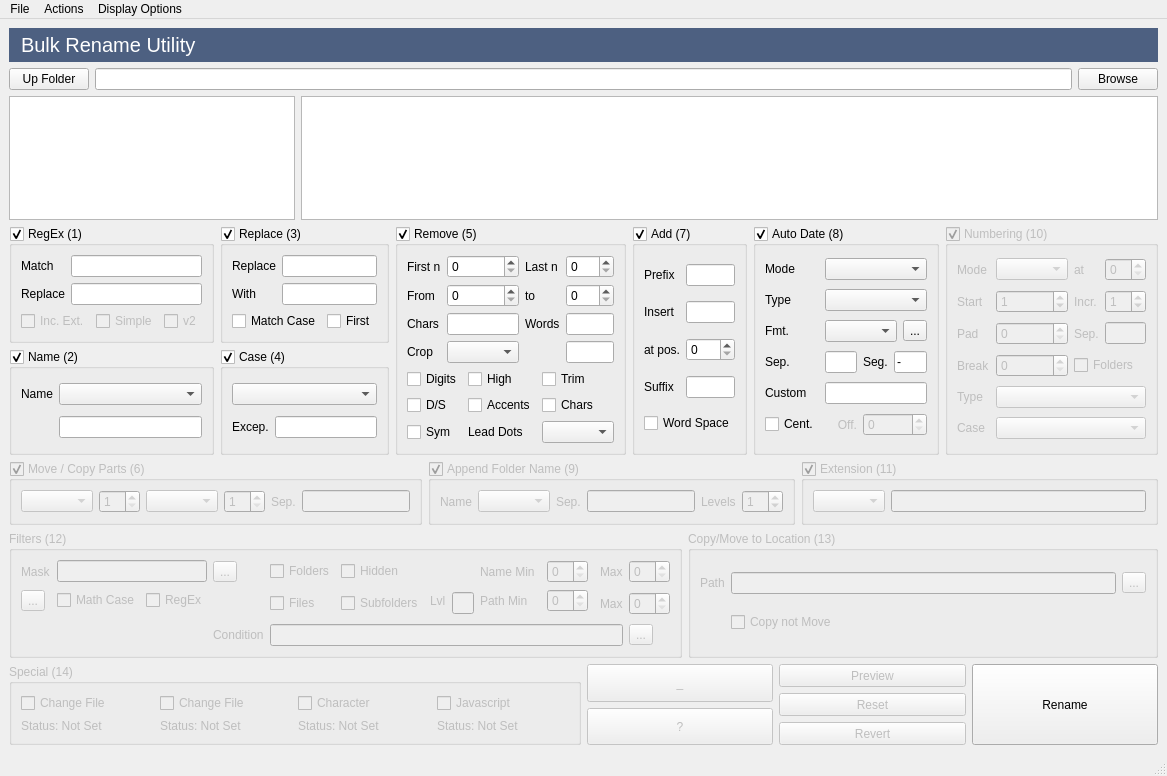
Before: the Qt Designer form mainWindow.ui in ManbirJudge/bullk-file-rename-utility, drawn with Qt 5.
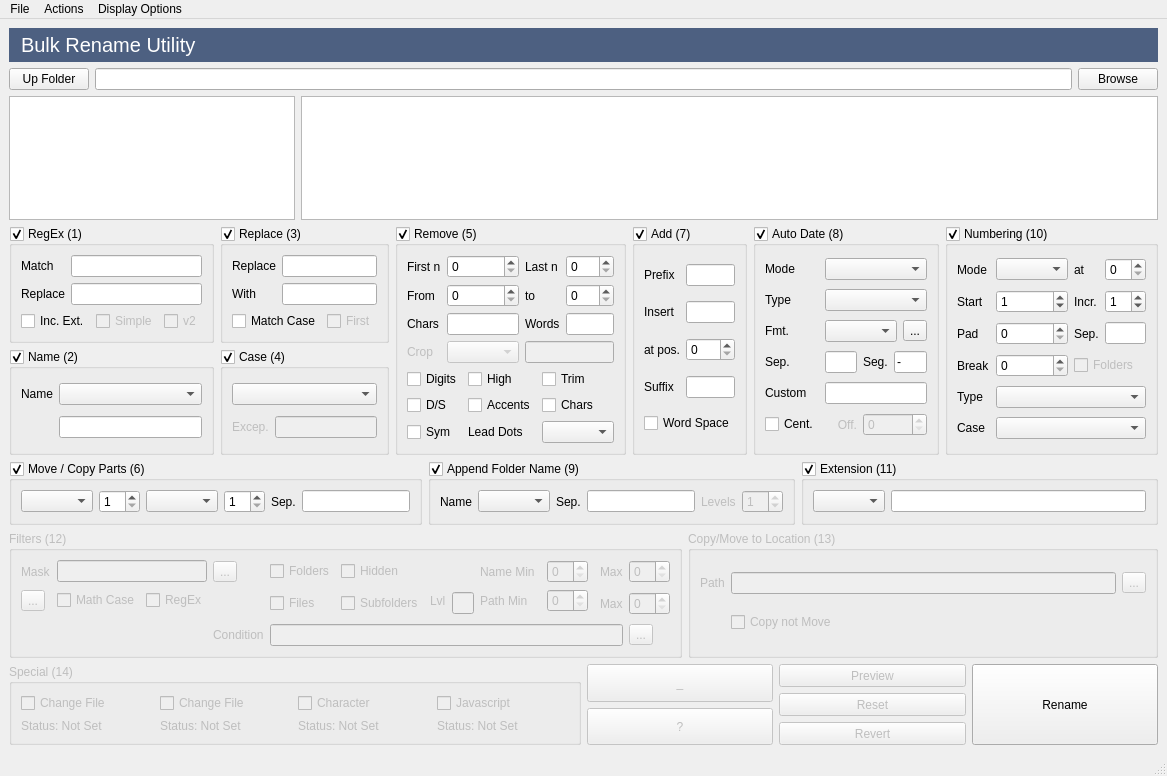
After: the same form once the commit is applied. Icons and pictures are not drawn.

The edit to the form file:
```diff
--- a/mainWindow.ui
+++ b/mainWindow.ui
@@ -17,6 +17,9 @@
    <layout class="QVBoxLayout" name="verticalLayout" stretch="0,0,2,3">
     <item>
      <widget class="QLabel" name="titleLabel">
+      <property name="enabled">
+       <bool>false</bool>
+      </property>
       <property name="styleSheet">
        <string notr="true">padding: 5px 7px;
 
@@ -119,7 +122,7 @@
                <item>
                 <widget class="QCheckBox" name="regExIncExtCheck">
                  <property name="enabled">
-                  <bool>false</bool>
+                  <bool>true</bool>
                  </property>
                  <property name="text">
                   <string>Inc. Ext.</string>
@@ -220,6 +223,9 @@
                </item>
                <item>
                 <widget class="QCheckBox" name="replaceFirstCheck">
+                 <property name="enabled">
+                  <bool>false</bool>
+                 </property>
                  <property name="text">
                   <string>First</string>
                  </property>
@@ -244,13 +250,20 @@
              </item>
              <item row="1" column="0">
               <widget class="QLabel" name="label_45">
+               <property name="enabled">
+                <bool>false</bool>
+               </property>
                <property name="text">
                 <string>Excep.</string>
                </property>
               </widget>
              </item>
              <item row="1" column="1">
-              <widget class="QLineEdit" name="caseExceptionEdit"/>
+              <widget class="QLineEdit" name="caseExceptionEdit">
+               <property name="enabled">
+                <bool>false</bool>
+               </property>
+              </widget>
              </item>
             </layout>
            </widget>
@@ -290,13 +303,20 @@
              </item>
              <item row="3" column="0">
               <widget class="QLabel" name="label_8">
+               <property name="enabled">
+                <bool>false</bool>
+               </property>
                <property name="text">
                 <string>Crop</string>
                </property>
               </widget>
              </item>
              <item row="3" column="1">
-              <widget class="QComboBox" name="removeCropCombo"/>
+              <widget class="QComboBox" name="removeCropCombo">
+               <property name="enabled">
+                <bool>false</bool>
+               </property>
+              </widget>
              </item>
              <item row="0" column="2">
               <widget class="QLabel" name="label_9">
@@ -344,8 +364,12 @@
              <item row="2" column="3">
               <widget class="QLineEdit" name="removeWordsLineEdit"/>
              </item>
-             <item row="3" column="3">
-              <widget class="QLineEdit" name="removeCropEdit"/>
+             <item row="3" column="2" colspan="2">
+              <widget class="QLineEdit" name="removeCropEdit">
+               <property name="enabled">
+                <bool>false</bool>
+               </property>
+              </widget>
              </item>
             </layout>
            </item>
@@ -602,7 +626,7 @@
         <item>
          <widget class="QGroupBox" name="numberingBox">
           <property name="enabled">
-           <bool>false</bool>
+           <bool>true</bool>
           </property>
           <property name="title">
            <string>Numbering (10)</string>
@@ -654,7 +678,7 @@
            <item row="3" column="0">
             <widget class="QLabel" name="label_27">
              <property name="enabled">
-              <bool>false</bool>
+              <bool>true</bool>
              </property>
              <property name="text">
               <string>Break</string>
@@ -685,7 +709,7 @@
            <item row="3" column="1">
             <widget class="QSpinBox" name="numberingBreakSpin">
              <property name="enabled">
-              <bool>false</bool>
+              <bool>true</bool>
              </property>
             </widget>
            </item>
@@ -739,7 +763,7 @@
         <item>
          <widget class="QGroupBox" name="moveCopyPartsBox">
           <property name="enabled">
-           <bool>false</bool>
+           <bool>true</bool>
           </property>
           <property name="title">
            <string>Move / Copy Parts (6)</string>
@@ -790,7 +814,7 @@
         <item>
          <widget class="QGroupBox" name="appendFolderNameBox">
           <property name="enabled">
-           <bool>false</bool>
+           <bool>true</bool>
           </property>
           <property name="title">
            <string>Append Folder Name (9)</string>
@@ -845,7 +869,7 @@
         <item>
          <widget class="QGroupBox" name="extensionBox">
           <property name="enabled">
-           <bool>false</bool>
+           <bool>true</bool>
           </property>
           <property name="title">
            <string>Extension (11)</string>
```
